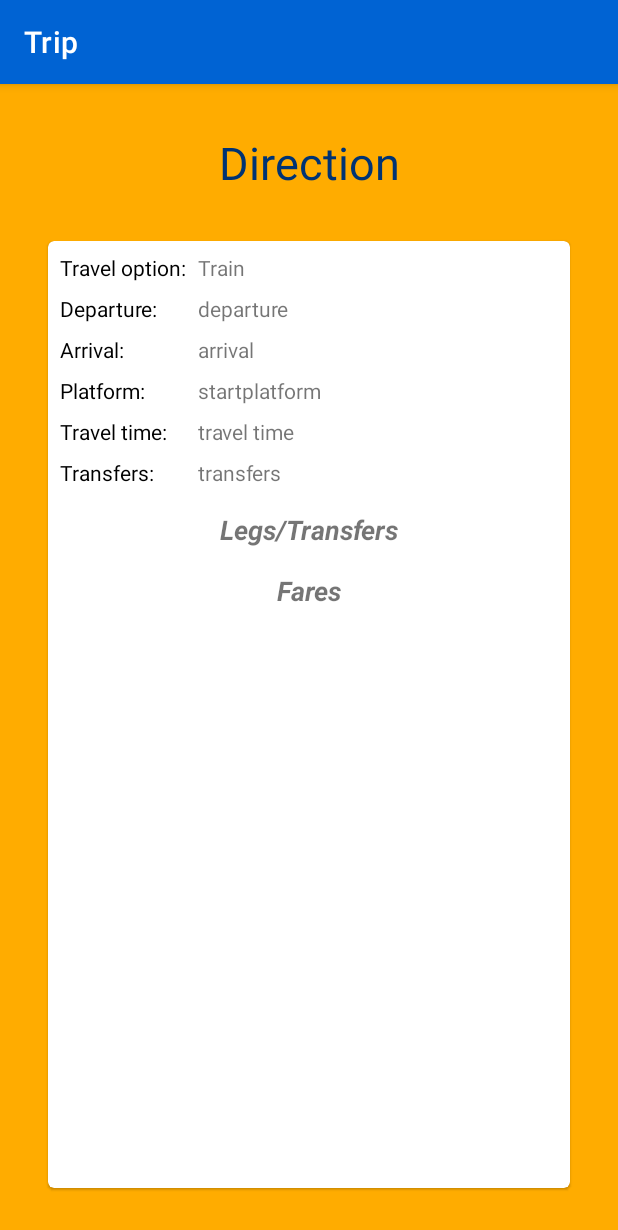
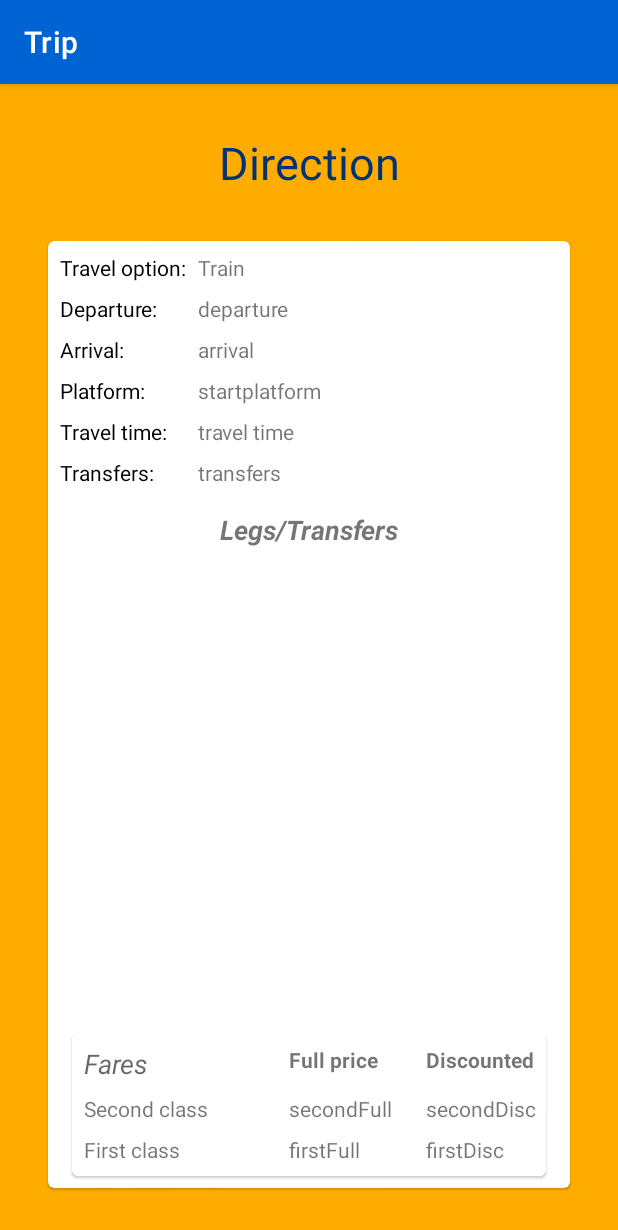
Before and after one commit to buracc/ov-app, an Android app: the TripActivity screen opened directly, with no data from a screen before it, on a phone screen of 412 x 824 dp. Shown: the top 1230 px of the screen. Run offline under Robolectric (Android 15) with nearby library versions, the phone set to English and light mode, and no system bars; network calls fail.

Commit message:
Redesign fares interface in trip activity

```diff
--- a/app/src/main/java/dev/burak/ovapp/database/FavouriteRoomDatabase.kt
+++ b/app/src/main/java/dev/burak/ovapp/database/FavouriteRoomDatabase.kt
@@ -6,7 +6,6 @@ import androidx.room.TypeConverters
 import dev.burak.ovapp.model.Favourite
 
 @Database(entities = [Favourite::class], version = 5, exportSchema = false)
-@TypeConverters(Converters::class)
 abstract class FavouriteRoomDatabase : RoomDatabase() {
     abstract fun favouriteDao(): FavouriteDao
 }
--- a/app/src/main/res/layout/trip_main.xml
+++ b/app/src/main/res/layout/trip_main.xml
@@ -18,7 +18,7 @@
 		android:textSize="30sp"
 		app:layout_constraintEnd_toEndOf="parent"
 		app:layout_constraintStart_toStartOf="parent"
-            app:layout_constraintTop_toTopOf="parent"/>
+		app:layout_constraintTop_toTopOf="parent" />
 
 	<com.google.android.material.card.MaterialCardView
 		android:id="@+id/cardTripMain"
@@ -46,7 +46,8 @@
 				android:layout_marginTop="8dp"
 				android:text="Travel option:"
 				app:layout_constraintStart_toStartOf="parent"
-                    app:layout_constraintTop_toTopOf="parent" android:textColor="@android:color/black"/>
+				app:layout_constraintTop_toTopOf="parent"
+				android:textColor="@android:color/black" />
 
 			<TextView
 				android:id="@+id/tvTravelOption"
@@ -56,7 +57,7 @@
 				android:layout_marginTop="8dp"
 				android:text="Train"
 				app:layout_constraintStart_toEndOf="@+id/textView5"
-                    app:layout_constraintTop_toTopOf="parent"/>
+				app:layout_constraintTop_toTopOf="parent" />
 
 			<TextView
 				android:id="@+id/textView7"
@@ -66,7 +67,8 @@
 				android:layout_marginTop="8dp"
 				android:text="Departure:"
 				app:layout_constraintStart_toStartOf="parent"
-                    app:layout_constraintTop_toBottomOf="@+id/textView5" android:textColor="@android:color/black"/>
+				app:layout_constraintTop_toBottomOf="@+id/textView5"
+				android:textColor="@android:color/black" />
 
 			<TextView
 				android:id="@+id/tvDeparture"
@@ -75,7 +77,7 @@
 				android:layout_marginTop="8dp"
 				android:text="departure"
 				app:layout_constraintTop_toBottomOf="@+id/tvTravelOption"
-                    app:layout_constraintStart_toStartOf="@+id/tvTravelOption"/>
+				app:layout_constraintStart_toStartOf="@+id/tvTravelOption" />
 
 			<TextView
 				android:id="@+id/textView9"
@@ -85,7 +87,8 @@
 				android:layout_marginTop="8dp"
 				android:text="Arrival:"
 				app:layout_constraintStart_toStartOf="parent"
-                    app:layout_constraintTop_toBottomOf="@+id/textView7" android:textColor="@android:color/black"/>
+				app:layout_constraintTop_toBottomOf="@+id/textView7"
+				android:textColor="@android:color/black" />
 
 			<TextView
 				android:id="@+id/tvArrival"
@@ -94,7 +97,27 @@
 				android:layout_marginTop="8dp"
 				android:text="arrival"
 				app:layout_constraintTop_toBottomOf="@+id/tvDeparture"
-                    app:layout_constraintStart_toStartOf="@+id/tvDeparture"/>
+				app:layout_constraintStart_toStartOf="@+id/tvDeparture" />
+
+			<TextView
+				android:id="@+id/tvPlatformLabel"
+				android:layout_width="wrap_content"
+				android:layout_height="wrap_content"
+				android:layout_marginStart="8dp"
+				android:layout_marginTop="8dp"
+				android:text="Platform:"
+				android:textColor="@android:color/black"
+				app:layout_constraintStart_toStartOf="parent"
+				app:layout_constraintTop_toBottomOf="@+id/textView9" />
+
+			<TextView
+				android:id="@+id/tvStartPlatform"
+				android:layout_width="wrap_content"
+				android:layout_height="wrap_content"
+				android:layout_marginTop="8dp"
+				android:text="startplatform"
+				app:layout_constraintStart_toStartOf="@+id/tvArrival"
+				app:layout_constraintTop_toBottomOf="@+id/tvArrival" />
 
 			<TextView
 				android:id="@+id/textView11"
@@ -103,8 +126,9 @@
 				android:layout_marginStart="8dp"
 				android:text="Travel time:"
 				app:layout_constraintStart_toStartOf="parent"
-                    app:layout_constraintTop_toBottomOf="@+id/tvPlatformLabel" android:layout_marginTop="8dp"
-                    android:textColor="@android:color/black"/>
+				app:layout_constraintTop_toBottomOf="@+id/tvPlatformLabel"
+				android:layout_marginTop="8dp"
+				android:textColor="@android:color/black" />
 
 			<TextView
 				android:id="@+id/tvTravelTime"
@@ -112,7 +136,7 @@
 				android:layout_height="wrap_content"
 				android:text="travel time"
 				app:layout_constraintTop_toTopOf="@+id/textView11"
-                    app:layout_constraintStart_toStartOf="@+id/tvStartPlatform"/>
+				app:layout_constraintStart_toStartOf="@+id/tvStartPlatform" />
 
 			<TextView
 				android:id="@+id/textView13"
@@ -122,7 +146,8 @@
 				android:layout_marginTop="8dp"
 				android:text="Transfers:"
 				app:layout_constraintStart_toStartOf="parent"
-                    app:layout_constraintTop_toBottomOf="@+id/textView11" android:textColor="@android:color/black"/>
+				app:layout_constraintTop_toBottomOf="@+id/textView11"
+				android:textColor="@android:color/black" />
 
 			<TextView
 				android:id="@+id/tvTransferCount"
@@ -130,95 +155,159 @@
 				android:layout_height="wrap_content"
 				android:text="transfers"
 				app:layout_constraintTop_toTopOf="@+id/textView13"
-                    app:layout_constraintStart_toStartOf="@+id/tvTravelTime"/>
-            <TextView
-                    android:id="@+id/tvPlatformLabel"
-                    android:layout_width="wrap_content"
-                    android:layout_height="wrap_content"
-                    android:text="Platform:"
-                    app:layout_constraintTop_toBottomOf="@+id/textView9" app:layout_constraintStart_toStartOf="parent"
-                    android:layout_marginStart="8dp" android:layout_marginTop="8dp"
-                    android:textColor="@android:color/black"/>
+				app:layout_constraintStart_toStartOf="@+id/tvTravelTime" />
+
 			<ScrollView
 				android:id="@+id/scrollView"
 				android:layout_width="0dp"
 				android:layout_height="0dp"
 				android:layout_marginStart="8dp"
+				android:layout_marginTop="8dp"
 				android:layout_marginEnd="8dp"
 				android:background="@color/white"
+				app:layout_constraintBottom_toTopOf="@+id/cardFares"
 				app:layout_constraintEnd_toEndOf="parent"
 				app:layout_constraintStart_toStartOf="parent"
-                    app:layout_constraintTop_toBottomOf="@+id/tvTransferCount"
-                    android:layout_marginTop="8dp" app:layout_constraintBottom_toBottomOf="parent">
+				app:layout_constraintTop_toBottomOf="@+id/tvTransferCount">
+
 				<androidx.constraintlayout.widget.ConstraintLayout
 					android:layout_width="match_parent"
 					android:layout_height="match_parent">
+
 					<TextView
 						android:id="@+id/tvTransfers"
 						android:layout_width="wrap_content"
 						android:layout_height="wrap_content"
+						android:layout_marginTop="8dp"
 						android:text="Legs/Transfers"
 						android:textSize="18sp"
 						android:textStyle="bold|italic"
 						app:layout_constraintEnd_toEndOf="parent"
 						app:layout_constraintStart_toStartOf="parent"
-                            app:layout_constraintTop_toTopOf="parent"
-                            android:layout_marginTop="8dp"/>
+						app:layout_constraintTop_toTopOf="parent" />
 
 					<com.google.android.material.card.MaterialCardView
 						android:id="@+id/cardStops"
 						android:layout_width="0dp"
 						android:layout_height="wrap_content"
 						android:layout_marginStart="8dp"
+						android:layout_marginTop="8dp"
 						android:layout_marginEnd="8dp"
 						android:background="@color/white"
 						app:layout_constraintEnd_toEndOf="parent"
 						app:layout_constraintStart_toStartOf="parent"
-                            app:layout_constraintTop_toBottomOf="@+id/tvTransfers"
-                            android:layout_marginTop="8dp">
+						app:layout_constraintTop_toBottomOf="@+id/tvTransfers">
 
 						<androidx.recyclerview.widget.RecyclerView
 							android:id="@+id/rvStops"
 							android:layout_width="match_parent"
-                                android:layout_height="match_parent"/>
+							android:layout_height="match_parent" />
 					</com.google.android.material.card.MaterialCardView>
 
-                    <TextView
-                            android:id="@+id/tvFares"
-                            android:layout_width="wrap_content"
-                            android:layout_height="wrap_content"
-                            android:text="Fares"
-                            android:textSize="18sp"
-                            android:textStyle="bold|italic"
-                            app:layout_constraintEnd_toEndOf="parent"
-                            app:layout_constraintStart_toStartOf="parent"
-                            app:layout_constraintTop_toBottomOf="@+id/cardStops" android:layout_marginTop="8dp"/>
+				</androidx.constraintlayout.widget.ConstraintLayout>
+			</ScrollView>
 
 			<com.google.android.material.card.MaterialCardView
 				android:id="@+id/cardFares"
 				android:layout_width="0dp"
 				android:layout_height="wrap_content"
+				android:layout_marginStart="16dp"
+				android:layout_marginEnd="16dp"
+				android:layout_marginBottom="8dp"
+				android:background="@color/white"
+				app:layout_constraintBottom_toBottomOf="parent"
+				app:layout_constraintEnd_toEndOf="parent"
+				app:layout_constraintStart_toStartOf="parent">
+
+				<androidx.constraintlayout.widget.ConstraintLayout
+					android:layout_width="match_parent"
+					android:layout_height="wrap_content">
+
+					<TextView
+						android:id="@+id/tvFaresTitle"
+						android:layout_width="wrap_content"
+						android:layout_height="wrap_content"
 						android:layout_marginStart="8dp"
+						android:layout_marginTop="8dp"
+						android:text="Fares"
+						android:textAppearance="@style/TextAppearance.AppCompat.Medium"
+						android:textStyle="italic"
+						app:layout_constraintStart_toStartOf="parent"
+						app:layout_constraintTop_toTopOf="parent" />
+
+					<TextView
+						android:id="@+id/textView6"
+						android:layout_width="wrap_content"
+						android:layout_height="wrap_content"
+						android:layout_marginTop="8dp"
+						android:text="Second class"
+						app:layout_constraintStart_toStartOf="@id/tvFaresTitle"
+						app:layout_constraintTop_toBottomOf="@id/tvFaresTitle" />
+
+					<TextView
+						android:id="@+id/textView8"
+						android:layout_width="wrap_content"
+						android:layout_height="wrap_content"
+						android:layout_marginTop="8dp"
+						android:layout_marginBottom="8dp"
+						android:text="First class"
+						app:layout_constraintBottom_toBottomOf="parent"
+						app:layout_constraintStart_toStartOf="@id/textView6"
+						app:layout_constraintTop_toBottomOf="@id/textView6" />
+
+					<TextView
+						android:id="@+id/tvFirstClassDiscount"
+						android:layout_width="wrap_content"
+						android:layout_height="wrap_content"
+						android:text="firstDisc"
+						app:layout_constraintStart_toStartOf="@+id/tvSecondClassDiscount"
+						app:layout_constraintTop_toTopOf="@+id/textView8" />
+
+					<TextView
+						android:id="@+id/tvFirstClassFull"
+						android:layout_width="wrap_content"
+						android:layout_height="wrap_content"
+						android:text="firstFull"
+						app:layout_constraintStart_toStartOf="@+id/tvSecondClassFull"
+						app:layout_constraintTop_toTopOf="@+id/textView8" />
+
+					<TextView
+						android:id="@+id/tvSecondClassDiscount"
+						android:layout_width="wrap_content"
+						android:layout_height="wrap_content"
+						android:text="secondDisc"
+						app:layout_constraintStart_toStartOf="@+id/textView16"
+						app:layout_constraintTop_toTopOf="@+id/textView6" />
+
+					<TextView
+						android:id="@+id/tvSecondClassFull"
+						android:layout_width="wrap_content"
+						android:layout_height="wrap_content"
+						android:text="secondFull"
+						app:layout_constraintStart_toStartOf="@+id/textView15"
+						app:layout_constraintTop_toTopOf="@+id/textView6" />
+
+					<TextView
+						android:id="@+id/textView15"
+						android:layout_width="wrap_content"
+						android:layout_height="wrap_content"
+						android:layout_marginEnd="32dp"
+						android:text="Full price"
+						android:textStyle="bold"
+						app:layout_constraintEnd_toStartOf="@+id/textView16"
+						app:layout_constraintTop_toTopOf="@+id/tvFaresTitle" />
+
+					<TextView
+						android:id="@+id/textView16"
+						android:layout_width="wrap_content"
+						android:layout_height="wrap_content"
 						android:layout_marginEnd="8dp"
-                            android:background="@color/white"
+						android:text="Discounted"
+						android:textStyle="bold"
 						app:layout_constraintEnd_toEndOf="parent"
-                            app:layout_constraintStart_toStartOf="parent"
-                            app:layout_constraintTop_toBottomOf="@+id/tvFares"
-                            android:layout_marginTop="8dp">
-
-                        <androidx.recyclerview.widget.RecyclerView
-                                android:id="@+id/rvFares"
-                                android:layout_width="match_parent"
-                                android:layout_height="match_parent"/>
+						app:layout_constraintTop_toTopOf="@+id/tvFaresTitle" />
+				</androidx.constraintlayout.widget.ConstraintLayout>
 			</com.google.android.material.card.MaterialCardView>
-                </androidx.constraintlayout.widget.ConstraintLayout>
-            </ScrollView>
-            <TextView
-                    android:text="startplatform"
-                    android:layout_width="wrap_content"
-                    android:layout_height="wrap_content" android:id="@+id/tvStartPlatform"
-                    app:layout_constraintTop_toBottomOf="@+id/tvArrival" android:layout_marginTop="8dp"
-                    app:layout_constraintStart_toStartOf="@+id/tvArrival"/>
 		</androidx.constraintlayout.widget.ConstraintLayout>
 	</com.google.android.material.card.MaterialCardView>
 
```
Also changed, not shown: app/src/main/java/dev/burak/ovapp/database/Converters.kt (deleted, +0 -17 lines), app/src/main/java/dev/burak/ovapp/ui/main/MainActivity.kt (+23 -18 lines), app/src/main/java/dev/burak/ovapp/ui/trip/TripActivity.kt (+23 -2 lines). Lines whose indentation alone changed are shown as unchanged.
